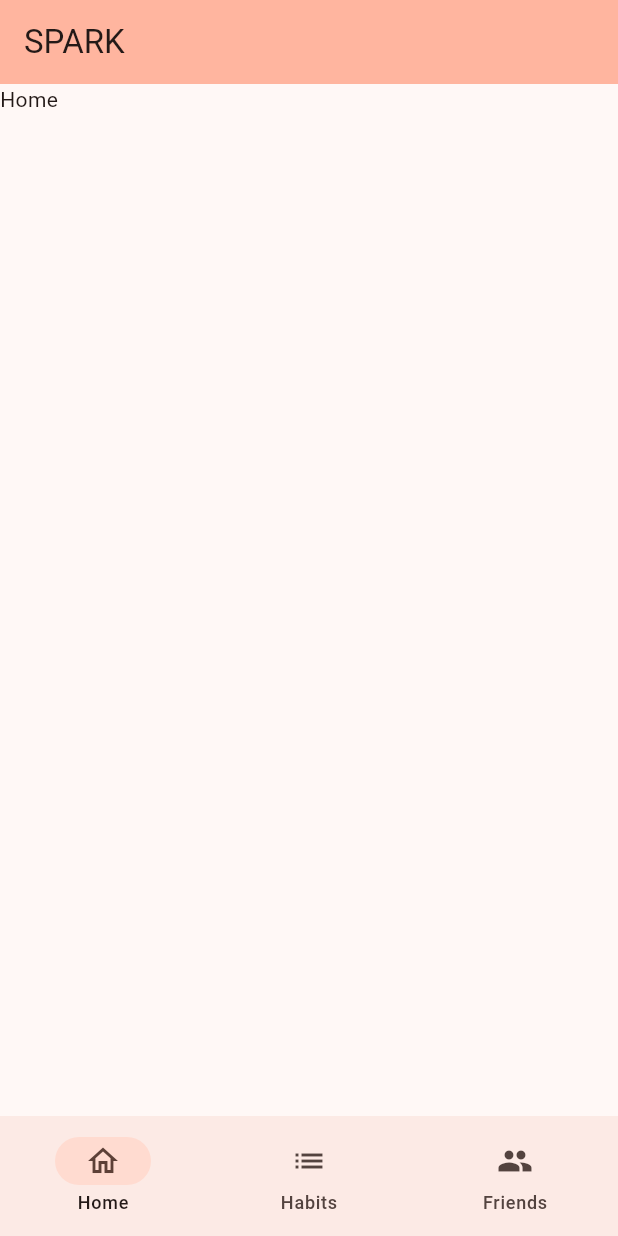
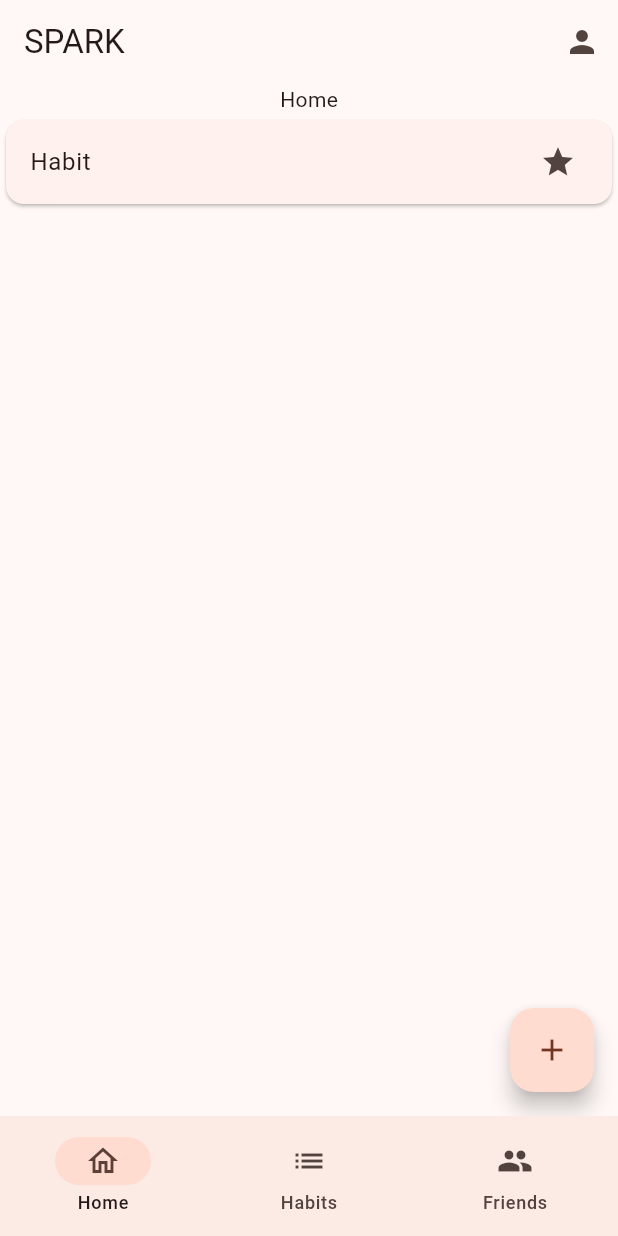
Before and after one commit to lywysocki/spark, a Flutter app: the screen it shows after launch, on a phone screen of 412 x 824 dp. Run offline on Flutter 3.47's test engine with Material 3 defaults, Android fonts, the phone set to English and light mode, and no system bars.

Commit message:
basic flows in place

```diff
--- /dev/null
+++ b/lib/common/common_tile.dart
@@ -0,0 +1,34 @@
+import 'package:flutter/material.dart';
+
+class CommonCardTile extends StatelessWidget {
+  const CommonCardTile({
+    super.key,
+    required this.title,
+    required this.destination,
+    required this.trailingIcon,
+  });
+
+  final String title;
+  final Widget destination;
+  final Widget trailingIcon;
+
+  @override
+  Widget build(BuildContext context) {
+    return Card(
+      child: ListTile(
+        title: Text(title),
+        trailing: trailingIcon,
+        onTap: () {
+          Navigator.push(
+            context,
+            MaterialPageRoute(
+              builder: (context) {
+                return destination;
+              },
+            ),
+          );
+        },
+      ),
+    );
+  }
+}
--- a/lib/home_screen.dart
+++ b/lib/home_screen.dart
@@ -1,12 +1,37 @@
 import 'package:flutter/material.dart';
+import 'package:spark/common/common_tile.dart';
+import 'package:spark/habits/new_habit_screen.dart';
+import 'package:spark/habits/view_habit_screen.dart';
 
 class HomeScreen extends StatelessWidget {
   const HomeScreen({super.key});
 
   @override
   Widget build(BuildContext context) {
-    return const Column(
-      children: [Text('Home')],
+    return Scaffold(
+      floatingActionButton: FloatingActionButton(
+        onPressed: () {
+          Navigator.push(
+            context,
+            MaterialPageRoute(
+              builder: (context) {
+                return const NewHabitScreen();
+              },
+            ),
+          );
+        },
+        child: const Icon(Icons.add),
+      ),
+      body: const Column(
+        children: [
+          Text('Home'),
+          CommonCardTile(
+            title: 'Habit',
+            destination: ViewHabitScreen(),
+            trailingIcon: Icon(Icons.star),
+          ),
+        ],
+      ),
     );
   }
 }
--- a/lib/main.dart
+++ b/lib/main.dart
@@ -1,7 +1,8 @@
 import 'package:flutter/material.dart';
-import 'package:spark/friends_screen.dart';
-import 'package:spark/habits_screen.dart';
+import 'package:spark/friends/friends_screen.dart';
+import 'package:spark/habits/habits_screen.dart';
 import 'package:spark/home_screen.dart';
+import 'package:spark/profile_screen.dart';
 
 void main() {
   runApp(const MyApp());
@@ -38,8 +39,25 @@
   Widget build(BuildContext context) {
     return Scaffold(
       appBar: AppBar(
-        backgroundColor: Theme.of(context).colorScheme.inversePrimary,
         title: Text(widget.title),
+        actions: [
+          IconButton(
+            onPressed: () {
+              Navigator.push(
+                context,
+                MaterialPageRoute(
+                  builder: (context) {
+                    return Scaffold(
+                      appBar: AppBar(),
+                      body: const UserProfileScreen(),
+                    );
+                  },
+                ),
+              );
+            },
+            icon: const Icon(Icons.person),
+          ),
+        ],
       ),
       bottomNavigationBar: NavigationBar(
         selectedIndex: _pageIndex,
@@ -54,7 +72,8 @@
               label: destination.title,
               icon: destination.icon,
             ),
-          ]),
+        ],
+      ),
       body: _destinations[_pageIndex].builder(context),
     );
   }
```
Also changed, not shown: lib/achievements/achievements_screen.dart (added, +15 -0 lines), lib/friends/friends_screen.dart (added, +24 -0 lines), lib/friends_screen.dart (deleted, +0 -12 lines), lib/habits/habits_screen.dart (added, +21 -0 lines), lib/habits/new_habit_screen.dart (added, +33 -0 lines), lib/habits/view_habit_screen.dart (added, +24 -0 lines), lib/habits_screen.dart (deleted, +0 -12 lines), lib/profile_screen.dart (added, +21 -0 lines). Lines whose indentation alone changed are shown as unchanged.
